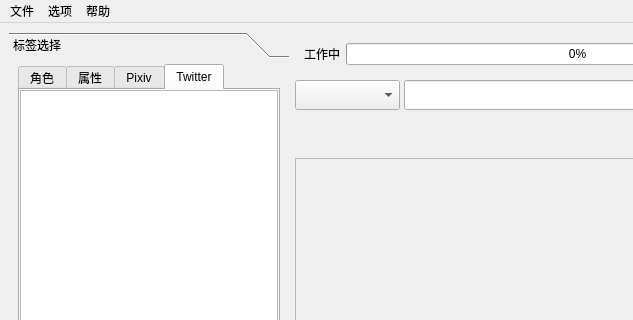
Above: src/ui/main_window.ui from R4nd5tr/waifu_gallery before the change; both pictures show x 0 to 633 and y 0 to 320 of the 1098 by 771 pixel window. Below: the same form after it.
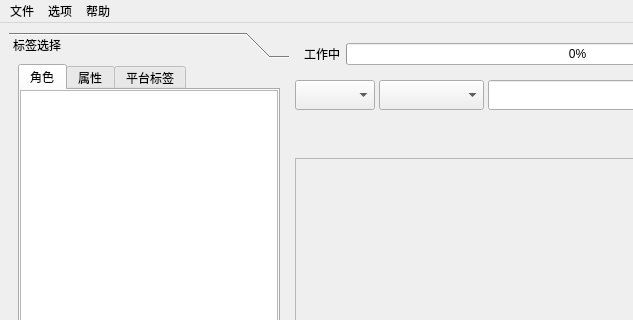
That is the form after the change. The open tabs and pages were chosen to show the change.

Diff of the .ui file:
```diff
--- a/src/ui/main_window.ui
+++ b/src/ui/main_window.ui
@@ -117,7 +117,7 @@
           </widget>
           <widget class="QWidget" name="pixivTagTab">
            <attribute name="title">
-            <string>Pixiv</string>
+            <string>平台标签</string>
            </attribute>
            <layout class="QVBoxLayout" name="attributeTagListLayout">
             <property name="spacing">
@@ -136,32 +136,7 @@
              <number>0</number>
             </property>
             <item>
-             <widget class="QListWidget" name="pixivTagList"/>
-            </item>
-           </layout>
-          </widget>
-          <widget class="QWidget" name="twitterHashtagTab">
-           <attribute name="title">
-            <string>Twitter</string>
-           </attribute>
-           <layout class="QVBoxLayout" name="twitterTagTabLayout">
-            <property name="spacing">
-             <number>0</number>
-            </property>
-            <property name="leftMargin">
-             <number>0</number>
-            </property>
-            <property name="topMargin">
-             <number>0</number>
-            </property>
-            <property name="rightMargin">
-             <number>0</number>
-            </property>
-            <property name="bottomMargin">
-             <number>0</number>
-            </property>
-            <item>
-             <widget class="QListWidget" name="twitterHashtagList"/>
+             <widget class="QListWidget" name="platformTagList"/>
             </item>
            </layout>
           </widget>
@@ -942,6 +917,28 @@
          <property name="bottomMargin">
           <number>0</number>
          </property>
+         <item>
+          <widget class="QComboBox" name="searchPlatformComboBox">
+           <property name="sizePolicy">
+            <sizepolicy hsizetype="MinimumExpanding" vsizetype="MinimumExpanding">
+             <horstretch>0</horstretch>
+             <verstretch>0</verstretch>
+            </sizepolicy>
+           </property>
+           <property name="minimumSize">
+            <size>
+             <width>60</width>
+             <height>30</height>
+            </size>
+           </property>
+           <property name="maximumSize">
+            <size>
+             <width>80</width>
+             <height>16777215</height>
+            </size>
+           </property>
+          </widget>
+         </item>
          <item>
           <widget class="QComboBox" name="searchComboBox">
            <property name="sizePolicy">
```
Left out of the diff: 6 changed lines with no effect on the pictures.
